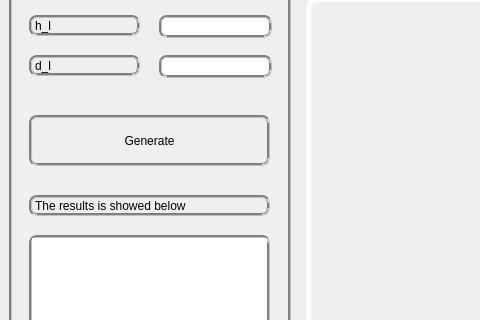
The window that mainwindow.ui (ShieldQiQi/Parallel-Scara-Robot-Generator) describes before a commit, drawn with Qt 5; both pictures show x 0 to 480 and y 367 to 687 of the 1092 by 917 pixel window.
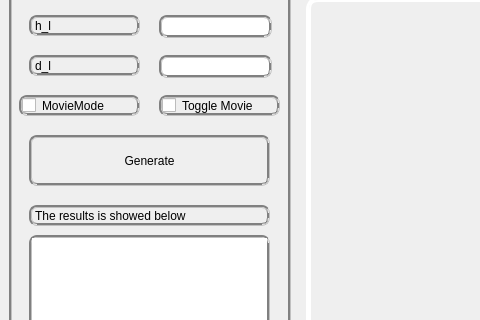
The same window after the commit. Icons and pictures are not drawn. Custom widgets are drawn as their Qt base class.

Patch:
```diff
--- a/mainwindow.ui
+++ b/mainwindow.ui
@@ -90,7 +90,7 @@
        <property name="geometry">
         <rect>
          <x>20</x>
-         <y>460</y>
+         <y>480</y>
          <width>241</width>
          <height>51</height>
         </rect>
@@ -307,7 +307,7 @@
        <property name="geometry">
         <rect>
          <x>20</x>
-         <y>540</y>
+         <y>550</y>
          <width>241</width>
          <height>21</height>
         </rect>
@@ -316,6 +316,32 @@
         <string>The results is showed below</string>
        </property>
       </widget>
+      <widget class="QCheckBox" name="checkBox">
+       <property name="geometry">
+        <rect>
+         <x>10</x>
+         <y>440</y>
+         <width>121</width>
+         <height>21</height>
+        </rect>
+       </property>
+       <property name="text">
+        <string>MovieMode</string>
+       </property>
+      </widget>
+      <widget class="QCheckBox" name="checkBox_2">
+       <property name="geometry">
+        <rect>
+         <x>150</x>
+         <y>440</y>
+         <width>121</width>
+         <height>21</height>
+        </rect>
+       </property>
+       <property name="text">
+        <string>Toggle Movie</string>
+       </property>
+      </widget>
      </widget>
     </item>
     <item>
```
Left out of the diff: 3 changed lines with no effect on the pictures.
